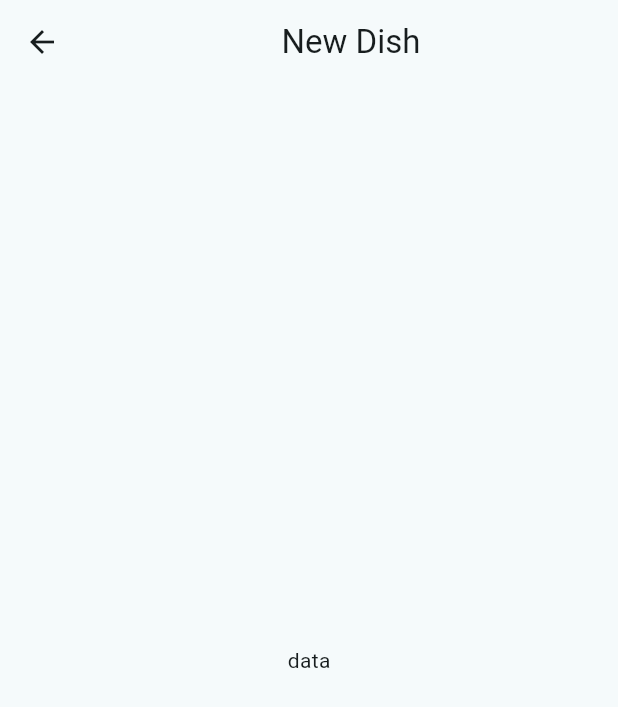
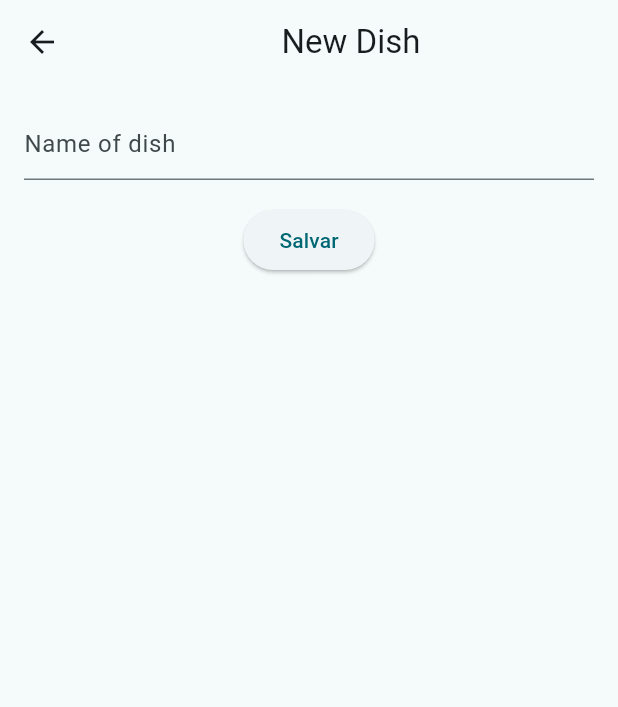
Before and after one commit to guilhermegalabarof/broto, a Flutter app: the DishFormPage screen opened by its route, on a phone screen of 412 x 824 dp. Shown: the top 707 px of the screen. Run offline on Flutter 3.47's test engine with Material 3 defaults, Android fonts, the phone set to English and light mode, and no system bars; our stand-ins replace go_router.

Commit message:
dish form implementation: move to separate file and update routing

```diff
--- a/lib/pages/dish.dart
+++ /dev/null
@@ -1,25 +0,0 @@
-import 'package:flutter/material.dart';
-import 'package:go_router/go_router.dart';
-
-class DishFormPage extends StatefulWidget {
-  const DishFormPage({super.key});
-
-  @override
-  State<DishFormPage> createState() => _DishFormPage();
-}
-
-class _DishFormPage extends State<DishFormPage> {
-  @override
-  Widget build(BuildContext context) {
-    return Scaffold(
-      appBar: AppBar(
-        title: Center(child: const Text('New Dish')),
-        leading: IconButton(
-          onPressed: () => context.pop(),
-          icon: const Icon(Icons.arrow_back),
-        ),
-      ),
-      body: Center(child: Container(child: Text('data'))),
-    );
-  }
-}
--- /dev/null
+++ b/lib/pages/dish/form.dart
@@ -0,0 +1,65 @@
+import 'package:flutter/material.dart';
+import 'package:go_router/go_router.dart';
+
+class DishFormPage extends StatefulWidget {
+  const DishFormPage({super.key});
+
+  @override
+  State<DishFormPage> createState() => _DishFormPage();
+}
+
+class _DishFormPage extends State<DishFormPage> {
+  final _formKey = GlobalKey<FormState>();
+  final _nameController = TextEditingController();
+
+  @override
+  void dispose() {
+    _nameController.dispose();
+    super.dispose(); //this is a cleanup
+  }
+
+  void _submitForm() {
+    if (_formKey.currentState!.validate()) {
+      print('name: ${_nameController.text}');
+    }
+  }
+
+  @override
+  Widget build(BuildContext context) {
+    return Scaffold(
+      appBar: AppBar(
+        title: Center(child: const Text('New Dish')),
+        leading: IconButton(
+          onPressed: () => context.pop(),
+          icon: const Icon(Icons.arrow_back),
+        ),
+      ),
+      body: Padding(
+        padding: const EdgeInsets.all(16.0),
+        child: Form(
+          key: _formKey,
+          child: Center(
+            child: Column(
+              crossAxisAlignment: .center,
+
+              children: [
+                TextFormField(
+                  decoration: InputDecoration(hintText: 'Name of dish'),
+                  controller: _nameController,
+                  validator: (value) {
+                    if (value == null || value.isEmpty) {
+                      return 'Please enter some text';
+                    }
+                    return null;
+                  },
+                ),
+                const SizedBox(height: 16),
+                ElevatedButton(onPressed: _submitForm, child: Text('Salvar')),
+              ],
+            ),
+          ),
+        ),
+      ),
+    );
+  }
+}
--- a/lib/router.dart
+++ b/lib/router.dart
@@ -1,6 +1,6 @@
 import 'package:go_router/go_router.dart';
 import 'pages/home.dart';
-import 'pages/dish.dart';
+import 'pages/dish/form.dart';
 
 final GoRouter goRouter = GoRouter(
   routes: [
```
Also changed, not shown: 1 other file.
